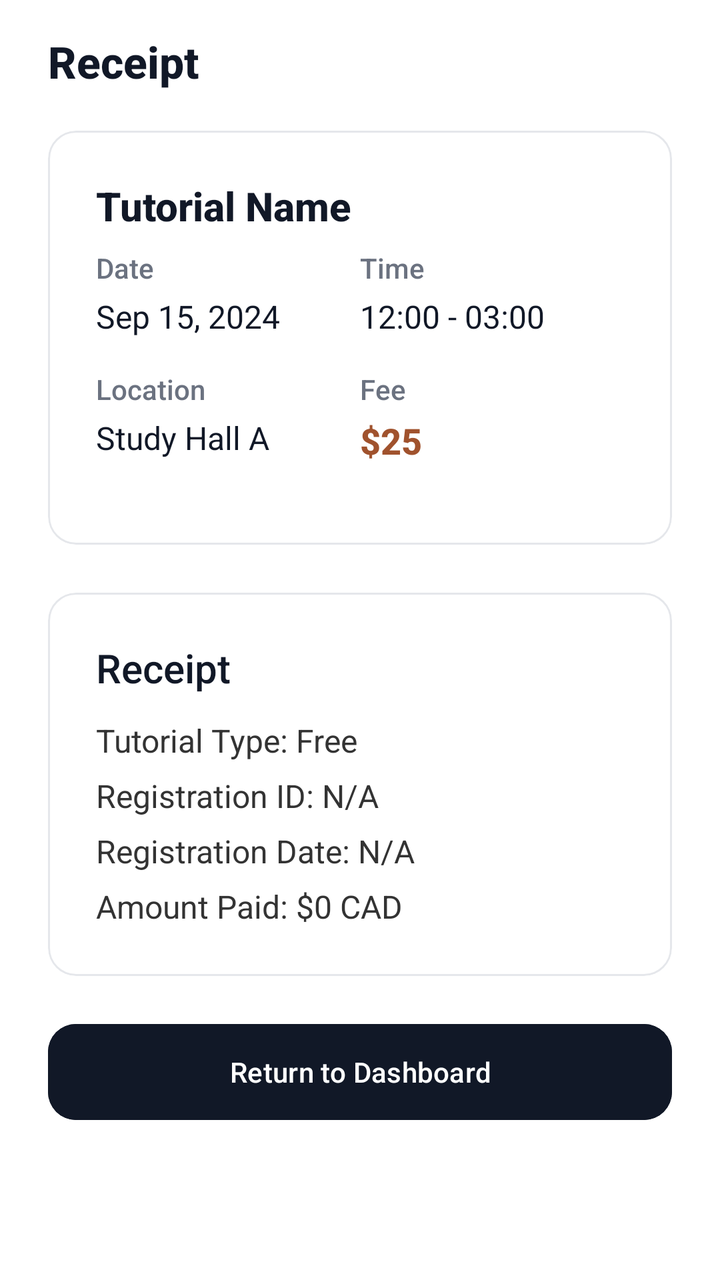
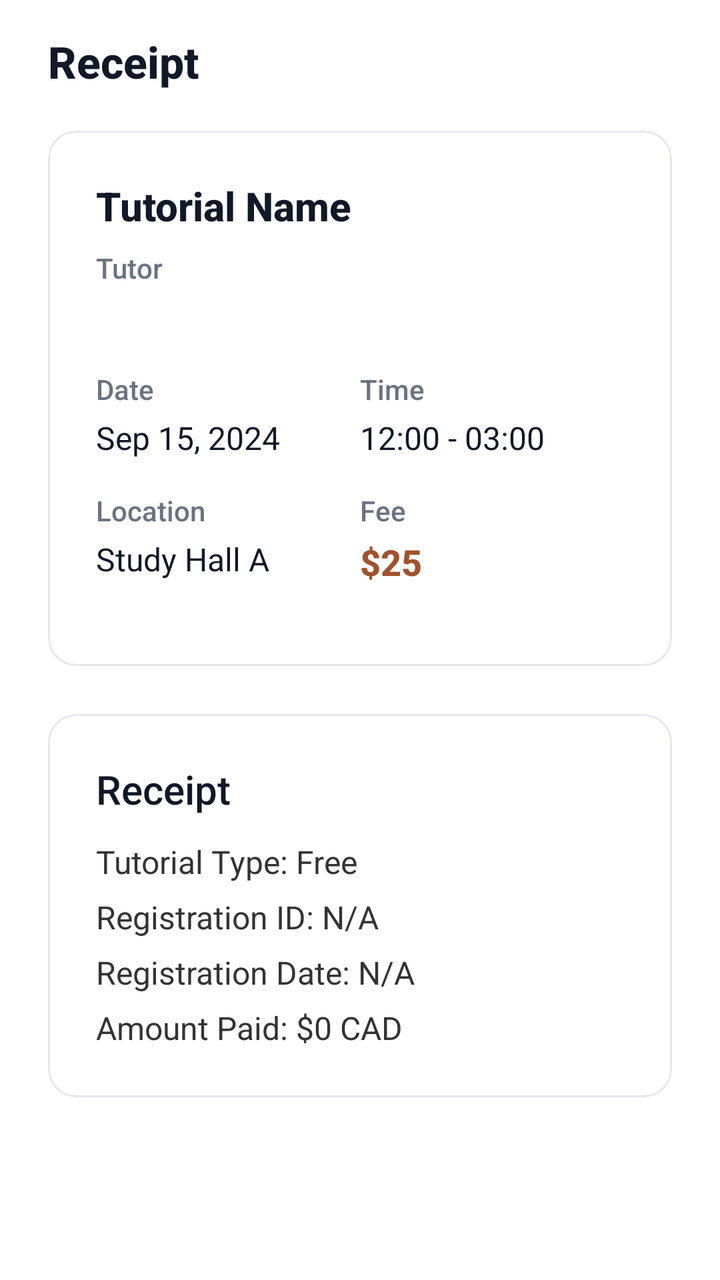

Compare the two renders of this Android layout. The source of the first and the diff that turns it into the second are given below.
<!-- AndroidManifest.xml: application theme Theme.Csci3130Group1 -->
<!-- res/layout/activity_registration_confirmation.xml -->
<?xml version="1.0" encoding="utf-8"?>
<ScrollView xmlns:android="http://schemas.android.com/apk/res/android"
    xmlns:app="http://schemas.android.com/apk/res-auto"
    android:layout_width="match_parent"
    android:layout_height="match_parent"
    android:background="#FFFFFF"
    android:fillViewport="true">

    <LinearLayout
        android:layout_width="match_parent"
        android:layout_height="wrap_content"
        android:orientation="vertical"
        android:paddingHorizontal="24dp"
        android:paddingTop="16dp"
        android:paddingBottom="32dp"
        android:gravity="start">

        
        <TextView
            android:id="@+id/confirmation_text"
            android:layout_width="wrap_content"
            android:layout_height="wrap_content"
            android:text="Receipt"
            android:textSize="22sp"
            android:fontFamily="sans-serif-medium"
            android:textStyle="bold"
            android:textColor="#111827"
            android:layout_marginBottom="20dp" />

        
        <include layout="@layout/component_tutorial_details_card" />

        
        <com.google.android.material.card.MaterialCardView
            android:layout_width="match_parent"
            android:layout_height="wrap_content"
            android:layout_marginBottom="24dp"
            app:cardCornerRadius="14dp"
            app:cardElevation="0dp"
            app:cardBackgroundColor="#FFFFFF"
            app:strokeColor="#E5E7EB"
            app:strokeWidth="1dp">

            <LinearLayout
                android:layout_width="match_parent"
                android:layout_height="wrap_content"
                android:orientation="vertical"
                android:padding="24dp">

                <TextView
                    android:layout_width="match_parent"
                    android:layout_height="wrap_content"
                    android:text="Receipt"
                    android:textSize="20sp"
                    android:fontFamily="sans-serif-medium"
                    android:textColor="#111827"
                    android:layout_marginBottom="12dp" />

                <LinearLayout
                    android:layout_width="match_parent"
                    android:layout_height="wrap_content"
                    android:orientation="vertical">

                    <TextView
                        android:id="@+id/receiptType"
                        android:layout_width="match_parent"
                        android:layout_height="wrap_content"
                        android:text="Tutorial Type: Free"
                        android:textSize="16sp"
                        android:textColor="#333333"/>

                    <TextView
                        android:id="@+id/receiptId"
                        android:layout_width="match_parent"
                        android:layout_height="wrap_content"
                        android:text="Registration ID: N/A"
                        android:textSize="16sp"
                        android:textColor="#333333"
                        android:layout_marginTop="6dp"/>

                    <TextView
                        android:id="@+id/receiptDate"
                        android:layout_width="match_parent"
                        android:layout_height="wrap_content"
                        android:text="Registration Date: N/A"
                        android:textSize="16sp"
                        android:textColor="#333333"
                        android:layout_marginTop="6dp"/>

                    <TextView
                        android:id="@+id/receiptAmount"
                        android:layout_width="match_parent"
                        android:layout_height="wrap_content"
                        android:text="Amount Paid: $0 CAD"
                        android:textSize="16sp"
                        android:textColor="#333333"
                        android:layout_marginTop="6dp"/>
                </LinearLayout>
            </LinearLayout>
        </com.google.android.material.card.MaterialCardView>

        
        <com.google.android.material.button.MaterialButton
            android:id="@+id/done_button"
            style="@style/Widget.Material3.Button"
            android:layout_width="match_parent"
            android:layout_height="wrap_content"
            android:text="Return to Dashboard"
            android:textAllCaps="false"
            android:textColor="#FFFFFF"
            android:insetTop="0dp"
            android:insetBottom="0dp"
            app:cornerRadius="14dp"
            android:backgroundTint="#111827" />

    </LinearLayout>
</ScrollView>
<!-- res/layout/component_tutorial_details_card.xml (included above) -->
<?xml version="1.0" encoding="utf-8"?>
<com.google.android.material.card.MaterialCardView xmlns:android="http://schemas.android.com/apk/res/android"
    xmlns:app="http://schemas.android.com/apk/res-auto"
    android:layout_width="match_parent"
    android:layout_height="wrap_content"
    android:layout_marginBottom="24dp"
    app:cardCornerRadius="14dp"
    app:cardElevation="0dp"
    app:cardBackgroundColor="#FFFFFF"
    app:strokeColor="#E5E7EB"
    app:strokeWidth="1dp">

    <LinearLayout
        android:layout_width="match_parent"
        android:layout_height="wrap_content"
        android:orientation="vertical"
        android:padding="24dp">

        
        <TextView
            android:id="@+id/tutorialName"
            android:layout_width="match_parent"
            android:layout_height="wrap_content"
            android:text="Tutorial Name"
            android:textSize="20sp"
            android:textStyle="bold"
            android:textColor="#111827"
            android:fontFamily="sans-serif-medium"
            android:layout_marginBottom="8dp"/>

        
        <TextView
            android:id="@+id/tutorialSubject"
            android:layout_width="match_parent"
            android:layout_height="wrap_content"
            android:text="Subject"
            android:textSize="14sp"
            android:textColor="#6B7280"
            android:fontFamily="sans-serif-medium"
            android:layout_marginBottom="20dp"
            android:visibility="gone"/>

        
        <LinearLayout
            android:layout_width="match_parent"
            android:layout_height="wrap_content"
            android:orientation="vertical">

            
            <LinearLayout
                android:layout_width="match_parent"
                android:layout_height="wrap_content"
                android:orientation="horizontal"
                android:layout_marginBottom="16dp">

                <LinearLayout
                    android:layout_width="0dp"
                    android:layout_height="wrap_content"
                    android:layout_weight="1"
                    android:orientation="vertical">

                    <TextView
                        android:layout_width="wrap_content"
                        android:layout_height="wrap_content"
                        android:text="Date"
                        android:textSize="14sp"
                        android:textColor="#6B7280"
                        android:fontFamily="sans-serif-medium"/>

                    <TextView
                        android:id="@+id/tutorialDate"
                        android:layout_width="wrap_content"
                        android:layout_height="wrap_content"
                        android:text="Sep 15, 2024"
                        android:textSize="16sp"
                        android:textColor="#111827"
                        android:fontFamily="sans-serif"
                        android:layout_marginTop="4dp"/>
                </LinearLayout>

                <LinearLayout
                    android:layout_width="0dp"
                    android:layout_height="wrap_content"
                    android:layout_weight="1"
                    android:orientation="vertical">

                    <TextView
                        android:layout_width="wrap_content"
                        android:layout_height="wrap_content"
                        android:text="Time"
                        android:textSize="14sp"
                        android:textColor="#6B7280"
                        android:fontFamily="sans-serif-medium"/>

                    <TextView
                        android:id="@+id/tutorialTime"
                        android:layout_width="wrap_content"
                        android:layout_height="wrap_content"
                        android:text="12:00 - 03:00"
                        android:textSize="16sp"
                        android:textColor="#111827"
                        android:fontFamily="sans-serif"
                        android:layout_marginTop="4dp"/>
                </LinearLayout>
            </LinearLayout>

            
            <LinearLayout
                android:layout_width="match_parent"
                android:layout_height="wrap_content"
                android:orientation="horizontal"
                android:layout_marginBottom="16dp">

                <LinearLayout
                    android:layout_width="0dp"
                    android:layout_height="wrap_content"
                    android:layout_weight="1"
                    android:orientation="vertical">

                    <TextView
                        android:layout_width="wrap_content"
                        android:layout_height="wrap_content"
                        android:text="Location"
                        android:textSize="14sp"
                        android:textColor="#6B7280"
                        android:fontFamily="sans-serif-medium"/>

                    <TextView
                        android:id="@+id/tutorialLocation"
                        android:layout_width="wrap_content"
                        android:layout_height="wrap_content"
                        android:text="Study Hall A"
                        android:textSize="16sp"
                        android:textColor="#111827"
                        android:fontFamily="sans-serif"
                        android:layout_marginTop="4dp"/>
                </LinearLayout>

                <LinearLayout
                    android:layout_width="0dp"
                    android:layout_height="wrap_content"
                    android:layout_weight="1"
                    android:orientation="vertical">

                    <TextView
                        android:layout_width="wrap_content"
                        android:layout_height="wrap_content"
                        android:text="Fee"
                        android:textSize="14sp"
                        android:textColor="#6B7280"
                        android:fontFamily="sans-serif-medium"/>

                    <TextView
                        android:id="@+id/tutorialFee"
                        android:layout_width="wrap_content"
                        android:layout_height="wrap_content"
                        android:text="$25"
                        android:textSize="18sp"
                        android:textStyle="bold"
                        android:textColor="#A0522D"
                        android:fontFamily="sans-serif-medium"
                        android:layout_marginTop="4dp"/>
                </LinearLayout>
            </LinearLayout>

            
            <LinearLayout
                android:id="@+id/availabilityRow"
                android:layout_width="match_parent"
                android:layout_height="wrap_content"
                android:orientation="horizontal"
                android:layout_marginBottom="16dp"
                android:visibility="gone">

                <LinearLayout
                    android:layout_width="0dp"
                    android:layout_height="wrap_content"
                    android:layout_weight="1"
                    android:orientation="vertical">

                    <TextView
                        android:layout_width="wrap_content"
                        android:layout_height="wrap_content"
                        android:text="Capacity"
                        android:textSize="14sp"
                        android:textColor="#6B7280"
                        android:fontFamily="sans-serif-medium"/>

                    <TextView
                        android:id="@+id/tutorialCapacity"
                        android:layout_width="wrap_content"
                        android:layout_height="wrap_content"
                        android:text="—"
                        android:textSize="16sp"
                        android:textColor="#111827"
                        android:fontFamily="sans-serif"
                        android:layout_marginTop="4dp"/>
                </LinearLayout>

                <LinearLayout
                    android:layout_width="0dp"
                    android:layout_height="wrap_content"
                    android:layout_weight="1"
                    android:orientation="vertical">

                    <TextView
                        android:layout_width="wrap_content"
                        android:layout_height="wrap_content"
                        android:text="Spots left"
                        android:textSize="14sp"
                        android:textColor="#6B7280"
                        android:fontFamily="sans-serif-medium"/>

                    <TextView
                        android:id="@+id/tutorialSpotsLeft"
                        android:layout_width="wrap_content"
                        android:layout_height="wrap_content"
                        android:text="—"
                        android:textSize="16sp"
                        android:textColor="#111827"
                        android:fontFamily="sans-serif"
                        android:layout_marginTop="4dp"/>
                </LinearLayout>
            </LinearLayout>

            
            <LinearLayout
                android:id="@+id/descriptionSection"
                android:layout_width="match_parent"
                android:layout_height="wrap_content"
                android:orientation="vertical"
                android:visibility="gone">

                <TextView
                    android:layout_width="wrap_content"
                    android:layout_height="wrap_content"
                    android:text="Description"
                    android:textSize="14sp"
                    android:textColor="#6B7280"
                    android:fontFamily="sans-serif-medium"
                    android:layout_marginBottom="8dp"/>

                <TextView
                    android:id="@+id/tutorialDescription"
                    android:layout_width="match_parent"
                    android:layout_height="wrap_content"
                    android:text="Tutorial description goes here..."
                    android:textSize="16sp"
                    android:textColor="#111827"
                    android:fontFamily="sans-serif"
                    android:lineSpacingExtra="4dp"/>
            </LinearLayout>
        </LinearLayout>
    </LinearLayout>
</com.google.android.material.card.MaterialCardView>
<!-- resources referenced by this layout -->
<resources>
  <style name="Theme.Csci3130Group1" parent="Base.Theme.Csci3130Group1" />
  <style name="Base.Theme.Csci3130Group1" parent="Theme.Material3.DayNight.NoActionBar">
          
          <item name="colorPrimary">#111827</item>
          <item name="colorOnPrimary">#FFFFFF</item>
          <item name="colorSecondary">#6B7280</item>
          <item name="colorOnSecondary">#FFFFFF</item>
          
          <item name="colorPrimaryContainer">#F3F4F6</item>
          <item name="colorOnPrimaryContainer">#111827</item>
          <item name="colorSecondaryContainer">#F3F4F6</item>
          <item name="colorOnSecondaryContainer">#111827</item>
          <item name="colorTertiary">#9CA3AF</item>
          <item name="colorSurface">#FFFFFF</item>
          <item name="colorOnSurface">#111827</item>
          <item name="colorOutline">#E5E7EB</item>
          <item name="android:navigationBarColor">#FFFFFF</item>
          <item name="android:statusBarColor">#FFFFFF</item>
      </style>
</resources>

<!-- the commit's change to res/layout/activity_registration_confirmation.xml (unified diff, before → after) -->
@@ -100,18 +100,6 @@
         </com.google.android.material.card.MaterialCardView>
 
         
-        <com.google.android.material.button.MaterialButton
-            android:id="@+id/done_button"
-            style="@style/Widget.Material3.Button"
-            android:layout_width="match_parent"
-            android:layout_height="wrap_content"
-            android:text="Return to Dashboard"
-            android:textAllCaps="false"
-            android:textColor="#FFFFFF"
-            android:insetTop="0dp"
-            android:insetBottom="0dp"
-            app:cornerRadius="14dp"
-            android:backgroundTint="#111827" />
 
     </LinearLayout>
 </ScrollView>
@@ -160,6 +148,34 @@
 
         
         <LinearLayout
+            android:id="@+id/tutorRow"
+            android:layout_width="match_parent"
+            android:layout_height="wrap_content"
+            android:orientation="vertical"
+            android:layout_marginBottom="16dp"
+            android:visibility="visible">
+
+            <TextView
+                android:layout_width="wrap_content"
+                android:layout_height="wrap_content"
+                android:text="Tutor"
+                android:textSize="14sp"
+                android:textColor="#6B7280"
+                android:fontFamily="sans-serif-medium"/>
+
+            <TextView
+                android:id="@+id/tutorialTutorName"
+                android:layout_width="wrap_content"
+                android:layout_height="wrap_content"
+                android:text=""
+                android:textSize="16sp"
+                android:textColor="#111827"
+                android:fontFamily="sans-serif"
+                android:layout_marginTop="4dp"/>
+        </LinearLayout>
+
+        
+        <LinearLayout
             android:layout_width="match_parent"
             android:layout_height="wrap_content"
             android:orientation="vertical">
